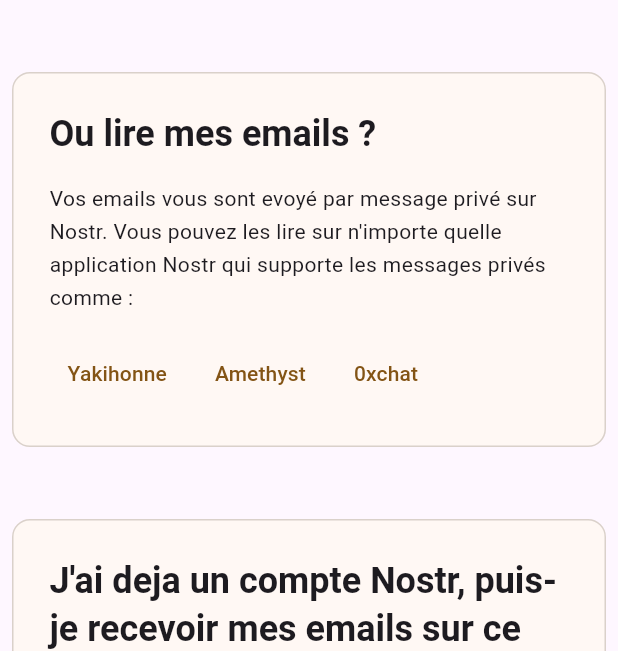
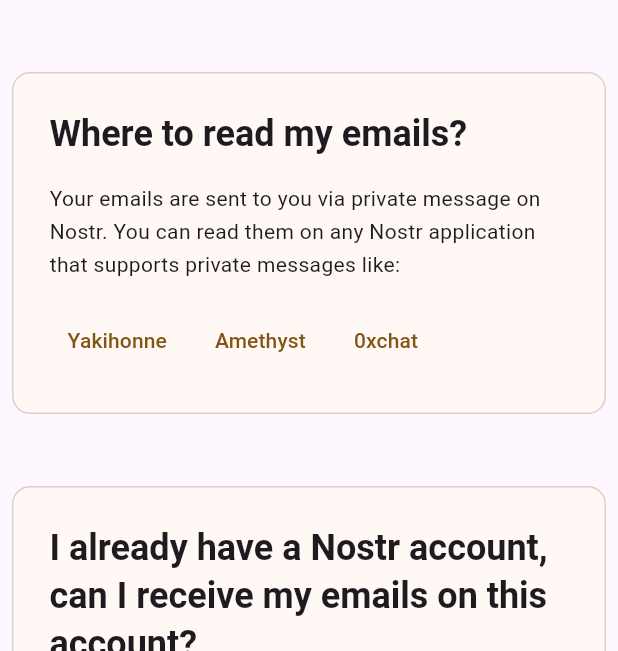
Before and after one commit to nogringo/mailstr, a Flutter app: the screen it shows after launch, scrolled down 576 dp, on a phone screen of 412 x 824 dp, the part 585-1236 px from its top. Run offline on Flutter 3.47's test engine with Material 3 defaults, Android fonts, the phone set to English and light mode, and no system bars; drawn by our look-alikes of toastification; our stand-ins replace flutter_svg, get, google_fonts; missing offline and left inert: nip01, nip19.

Commit message:
more info

```diff
--- a/lib/l10n/app_en.arb
+++ b/lib/l10n/app_en.arb
@@ -291,5 +291,27 @@
   "home": "Home",
   "@home": {
     "description": "Home button text"
+  },
+  "whereToReadEmails": "Where to read my emails?",
+  "@whereToReadEmails": {
+    "description": "Section title asking where to read emails"
+  },
+  "whereToReadEmailsDescription": "Your emails are sent to you via private message on Nostr. You can read them on any Nostr application that supports private messages like:",
+  "@whereToReadEmailsDescription": {
+    "description": "Description explaining how to read emails via Nostr apps"
+  },
+  "alreadyHaveNostrAccount": "I already have a Nostr account, can I receive my emails on this account?",
+  "@alreadyHaveNostrAccount": {
+    "description": "Question about using existing Nostr account"
+  },
+  "yesAddDomainToNpub": "Yes, you just have to add @{domain} at the end of your Npub and you have your email address.",
+  "@yesAddDomainToNpub": {
+    "description": "Answer explaining how to create email from existing Npub",
+    "placeholders": {
+      "domain": {
+        "type": "String",
+        "example": "shakerbrain.com"
+      }
+    }
   }
 }
--- a/lib/l10n/app_es.arb
+++ b/lib/l10n/app_es.arb
@@ -51,5 +51,9 @@
     "failedToVerifyProofOfWork": "Error al verificar prueba de trabajo",
     "failedToConnectToServer": "Error al conectar con el servidor",
     "duration": "Duración: {duration}",
-    "home": "Inicio"
+    "home": "Inicio",
+    "whereToReadEmails": "¿Dónde leer mis emails?",
+    "whereToReadEmailsDescription": "Tus emails te son enviados por mensaje privado en Nostr. Puedes leerlos en cualquier aplicación Nostr que soporte mensajes privados como:",
+    "alreadyHaveNostrAccount": "Ya tengo una cuenta Nostr, ¿puedo recibir mis emails en esta cuenta?",
+    "yesAddDomainToNpub": "Sí, solo tienes que agregar @{domain} al final de tu Npub y tienes tu dirección de email."
 }
--- a/lib/l10n/app_fr.arb
+++ b/lib/l10n/app_fr.arb
@@ -51,5 +51,9 @@
     "failedToVerifyProofOfWork": "Échec de la vérification de la preuve de travail",
     "failedToConnectToServer": "Échec de la connexion au serveur",
     "duration": "Durée : {duration}",
-    "home": "Accueil"
+    "home": "Accueil",
+    "whereToReadEmails": "Ou lire mes emails ?",
+    "whereToReadEmailsDescription": "Vos emails vous sont evoyé par message privé sur Nostr. Vous pouvez les lire sur n'importe quelle application Nostr qui supporte les messages privés comme :",
+    "alreadyHaveNostrAccount": "J'ai deja un compte Nostr, puis-je recevoir mes emails sur ce compte ?",
+    "yesAddDomainToNpub": "Oui, vous avez juste a ajouter @{domain} a la fin de votre Npub et vous avez votre adresse email."
 }
--- a/lib/l10n/app_localizations.dart
+++ b/lib/l10n/app_localizations.dart
@@ -411,6 +411,30 @@ abstract class AppLocalizations {
   /// In en, this message translates to:
   /// **'Home'**
   String get home;
+
+  /// Section title asking where to read emails
+  ///
+  /// In en, this message translates to:
+  /// **'Where to read my emails?'**
+  String get whereToReadEmails;
+
+  /// Description explaining how to read emails via Nostr apps
+  ///
+  /// In en, this message translates to:
+  /// **'Your emails are sent to you via private message on Nostr. You can read them on any Nostr application that supports private messages like:'**
+  String get whereToReadEmailsDescription;
+
+  /// Question about using existing Nostr account
+  ///
+  /// In en, this message translates to:
+  /// **'I already have a Nostr account, can I receive my emails on this account?'**
+  String get alreadyHaveNostrAccount;
+
+  /// Answer explaining how to create email from existing Npub
+  ///
+  /// In en, this message translates to:
+  /// **'Yes, you just have to add @{domain} at the end of your Npub and you have your email address.'**
+  String yesAddDomainToNpub(String domain);
 }
 
 class _AppLocalizationsDelegate
--- a/lib/l10n/app_localizations_en.dart
+++ b/lib/l10n/app_localizations_en.dart
@@ -194,4 +194,20 @@ class AppLocalizationsEn extends AppLocalizations {
 
   @override
   String get home => 'Home';
+
+  @override
+  String get whereToReadEmails => 'Where to read my emails?';
+
+  @override
+  String get whereToReadEmailsDescription =>
+      'Your emails are sent to you via private message on Nostr. You can read them on any Nostr application that supports private messages like:';
+
+  @override
+  String get alreadyHaveNostrAccount =>
+      'I already have a Nostr account, can I receive my emails on this account?';
+
+  @override
+  String yesAddDomainToNpub(String domain) {
+    return 'Yes, you just have to add @$domain at the end of your Npub and you have your email address.';
+  }
 }
--- a/lib/screens/home/home_screen.dart
+++ b/lib/screens/home/home_screen.dart
@@ -174,13 +174,13 @@ class HomeScreen extends StatelessWidget {
                   crossAxisAlignment: CrossAxisAlignment.start,
                   children: [
                     Text(
-                      "Ou lire mes emails ?",
+                      AppLocalizations.of(context)!.whereToReadEmails,
                       style: Theme.of(context).textTheme.headlineSmall
                           ?.copyWith(fontWeight: FontWeight.bold),
                     ),
                     SizedBox(height: 16),
                     Text(
-                      "Vos emails vous sont evoyé par message privé sur Nostr. Vous pouvez les lire sur n'importe quelle application Nostr qui supporte les messages privés comme :",
+                      AppLocalizations.of(context)!.whereToReadEmailsDescription,
                       style: Theme.of(
                         context,
                       ).textTheme.bodyMedium?.copyWith(height: 1.6),
@@ -238,7 +238,7 @@ class HomeScreen extends StatelessWidget {
                   crossAxisAlignment: CrossAxisAlignment.start,
                   children: [
                     Text(
-                      "J'ai deja un compte Nostr, puis-je recevoir mes emails sur ce compte ?",
+                      AppLocalizations.of(context)!.alreadyHaveNostrAccount,
                       style: Theme.of(context).textTheme.headlineSmall
                           ?.copyWith(fontWeight: FontWeight.bold),
                     ),
@@ -246,26 +246,7 @@ class HomeScreen extends StatelessWidget {
                     RichText(
                       text: TextSpan(
                         style: Theme.of(context).textTheme.bodyMedium?.copyWith(height: 1.6),
-                        children: [
-                          TextSpan(
-                            text: "Oui",
-                            style: TextStyle(fontWeight: FontWeight.bold),
-                          ),
-                          TextSpan(
-                            text: ", vous avez juste a ajouter ",
-                          ),
-                          TextSpan(
-                            text: "@$emailDomain",
-                            style: TextStyle(
-                              fontFamily: 'monospace',
-                              fontWeight: FontWeight.bold,
-                              color: Theme.of(context).colorScheme.primary,
-                            ),
-                          ),
-                          TextSpan(
-                            text: " a la fin de votre Npub et vous avez votre adresse email.",
-                          ),
-                        ],
+                        children: _buildYesAnswerSpans(context),
                       ),
                     ),
                   ],
@@ -373,6 +354,55 @@ class HomeScreen extends StatelessWidget {
     );
   }
 
+  List<TextSpan> _buildYesAnswerSpans(BuildContext context) {
+    final text = AppLocalizations.of(context)!.yesAddDomainToNpub(emailDomain);
+    final parts = text.split('@$emailDomain');
+
+    List<TextSpan> spans = [];
+
+    if (parts.isNotEmpty) {
+      // Add the "Oui" part with bold styling
+      final firstPart = parts[0];
+      final yesIndex = firstPart.toLowerCase().indexOf('yes');
+      final ouiIndex = firstPart.toLowerCase().indexOf('oui');
+
+      if (yesIndex >= 0) {
+        spans.add(TextSpan(text: firstPart.substring(0, yesIndex)));
+        spans.add(TextSpan(
+          text: firstPart.substring(yesIndex, yesIndex + 3),
+          style: TextStyle(fontWeight: FontWeight.bold),
+        ));
+        spans.add(TextSpan(text: firstPart.substring(yesIndex + 3)));
+      } else if (ouiIndex >= 0) {
+        spans.add(TextSpan(text: firstPart.substring(0, ouiIndex)));
+        spans.add(TextSpan(
+          text: firstPart.substring(ouiIndex, ouiIndex + 3),
+          style: TextStyle(fontWeight: FontWeight.bold),
+        ));
+        spans.add(TextSpan(text: firstPart.substring(ouiIndex + 3)));
+      } else {
+        spans.add(TextSpan(text: firstPart));
+      }
+
+      // Add the styled domain
+      spans.add(TextSpan(
+        text: "@$emailDomain",
+        style: TextStyle(
+          fontFamily: 'monospace',
+          fontWeight: FontWeight.bold,
+          color: Theme.of(context).colorScheme.primary,
+        ),
+      ));
+
+      // Add the remaining text
+      if (parts.length > 1) {
+        spans.add(TextSpan(text: parts[1]));
+      }
+    }
+
+    return spans;
+  }
+
   Widget _buildSimpleFeature(
     BuildContext context,
     IconData icon,
```
Also changed, not shown: lib/l10n/app_localizations_es.dart (+16 -0 lines), lib/l10n/app_localizations_fr.dart (+16 -0 lines).
